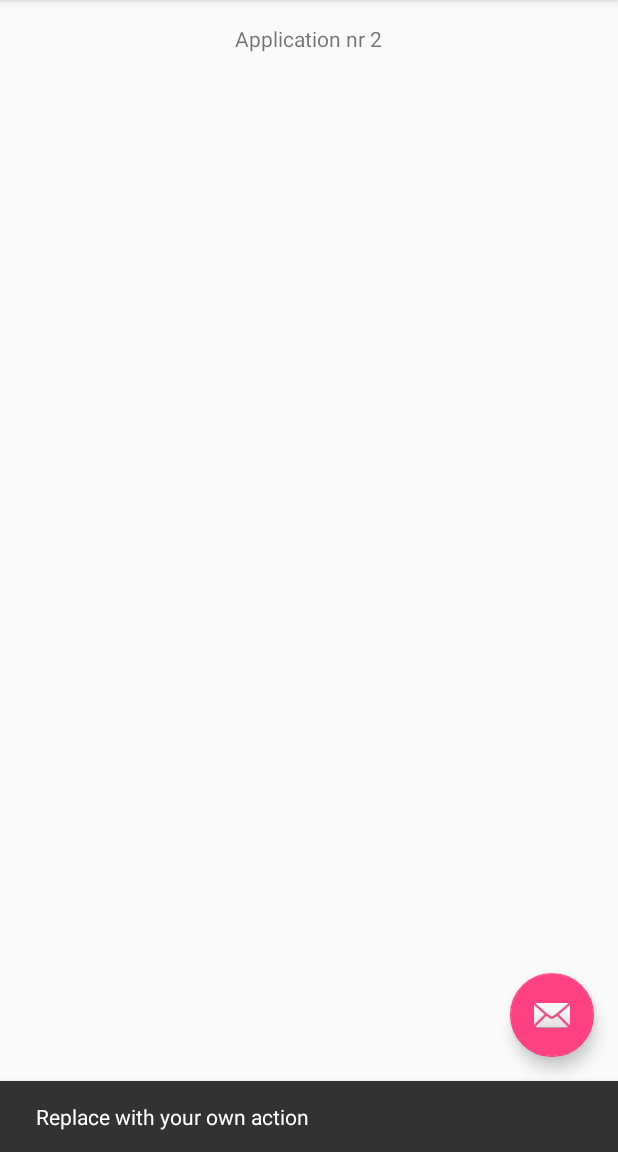
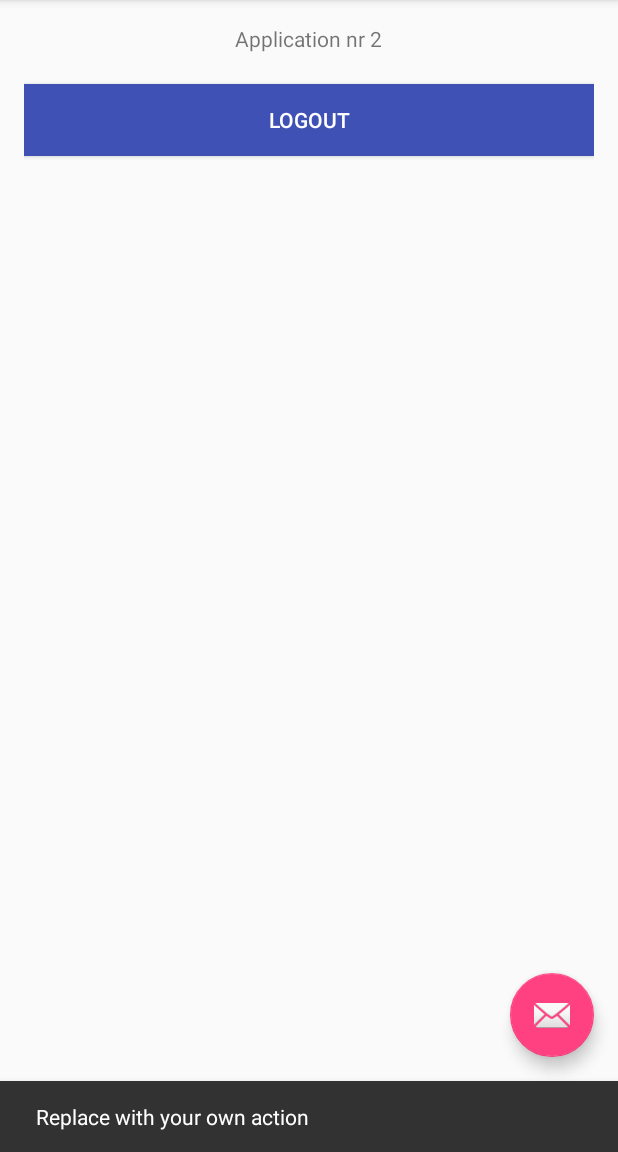
Before and after one commit to lkopocinski/Pat2016_Lukasz_Kopocinski, an Android app: the fragment MainFragment placed in its activity, after a tap on an icon or button, on a phone screen of 412 x 824 dp, the part 84-1236 px from its top. Run offline under Robolectric (Android 15) with nearby library versions, the phone set to English and light mode, and no system bars; our stand-ins replace ButterKnife.

Commit message:
button logout, all functionalities worked

```diff
--- a/app/src/main/java/pl/kopocinski/lukasz/lukaszkopocinski/fragments/LoginFragment.java
+++ b/app/src/main/java/pl/kopocinski/lukasz/lukaszkopocinski/fragments/LoginFragment.java
@@ -120,9 +120,9 @@ public class LoginFragment extends Fragment {
     }
 
     private boolean isValidPassword(String password) {
-        final int MIN_REQUIRED_LENGHT = 8;
+        final int MIN_REQUIRED_LENGTH = 8;
 
-        if (password.length() < MIN_REQUIRED_LENGHT) {
+        if (password.length() < MIN_REQUIRED_LENGTH) {
             return false;
         }
         if (password.equals(password.toLowerCase())) {        // sprawdza duże litery
--- a/app/src/main/java/pl/kopocinski/lukasz/lukaszkopocinski/fragments/MainFragment.java
+++ b/app/src/main/java/pl/kopocinski/lukasz/lukaszkopocinski/fragments/MainFragment.java
@@ -5,13 +5,21 @@ import android.support.v4.app.Fragment;
 import android.view.LayoutInflater;
 import android.view.View;
 import android.view.ViewGroup;
+import android.widget.Button;
 
+import butterknife.Bind;
+import butterknife.ButterKnife;
+import butterknife.OnClick;
 import pl.kopocinski.lukasz.lukaszkopocinski.R;
+import pl.kopocinski.lukasz.lukaszkopocinski.UserPreferences;
+import pl.kopocinski.lukasz.lukaszkopocinski.Utils;
 
-/**
- * A placeholder fragment containing a simple view.
- */
+
 public class MainFragment extends Fragment {
+
+    @Bind(R.id.button_logout)
+    Button buttonLogout;
+
 
     public MainFragment() {
     }
@@ -25,7 +33,23 @@ public class MainFragment extends Fragment {
     @Override
     public View onCreateView(LayoutInflater inflater, ViewGroup container,
                              Bundle savedInstanceState) {
-        return inflater.inflate(R.layout.fragment_main, container, false);
+        View view =  inflater.inflate(R.layout.fragment_main, container, false);
+        ButterKnife.bind(this, view);
+
+        return view;
     }
 
+    @OnClick(R.id.button_logout)
+    public void onButtonLogoutClicked(){
+        saveUserLoggedOut();
+        loadLoginFragment();
+    }
+
+    private void saveUserLoggedOut(){
+        UserPreferences.getInstance(getContext()).saveLoginStatus(UserPreferences.USER_LOGGED_OUT);
+    }
+
+    private void loadLoginFragment(){
+        Utils.fragmentTransactionSetup(LoginFragment.newInstance(),getFragmentManager(),LoginFragment.class.getName());
+    }
 }
--- a/app/src/main/res/layout/fragment_main.xml
+++ b/app/src/main/res/layout/fragment_main.xml
@@ -14,4 +14,13 @@
         android:layout_centerHorizontal="true"
         android:text="@string/main_fragment_text" />
 
+    <Button
+        android:id="@+id/button_logout"
+        android:layout_width="match_parent"
+        android:layout_height="wrap_content"
+        android:layout_marginTop="40dp"
+        android:background="@color/colorPrimary"
+        android:text="@string/button_logout"
+        android:textColor="@android:color/white" />
+
 </RelativeLayout>
--- a/app/src/main/res/values/strings.xml
+++ b/app/src/main/res/values/strings.xml
@@ -12,7 +12,10 @@
 
     <string name="error_message_empty_field">Field cannot be empty</string>
     <string name="error_message_invalid_email">Enter valid email address</string>
-    <string name="error_message_password_incorrect_form">Password should have at least 8 signs, one </string>
+    <string name="error_message_password_incorrect_form">Password should have at least 8 signs, one capital and one small letter</string>
+
+    <!-- MainFragment -->
+    <string name="button_logout">Logout</string>
 
     <!-- SharedPreferences -->
     <string name="is_user_logged">isUserLogged</string>
```
